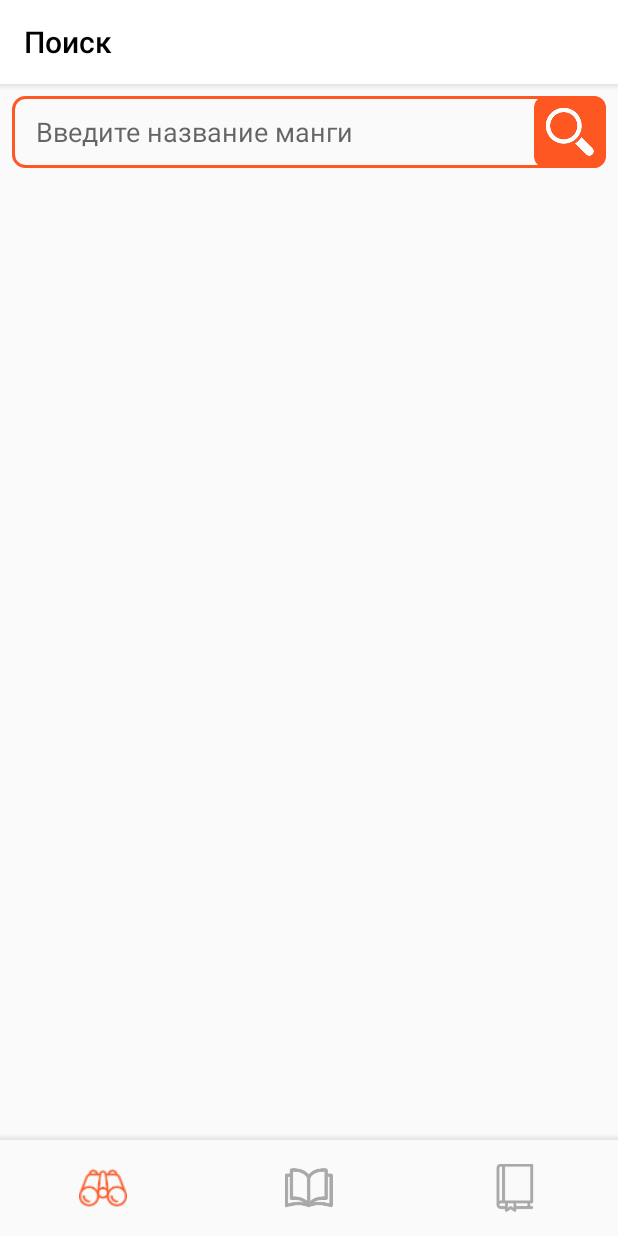
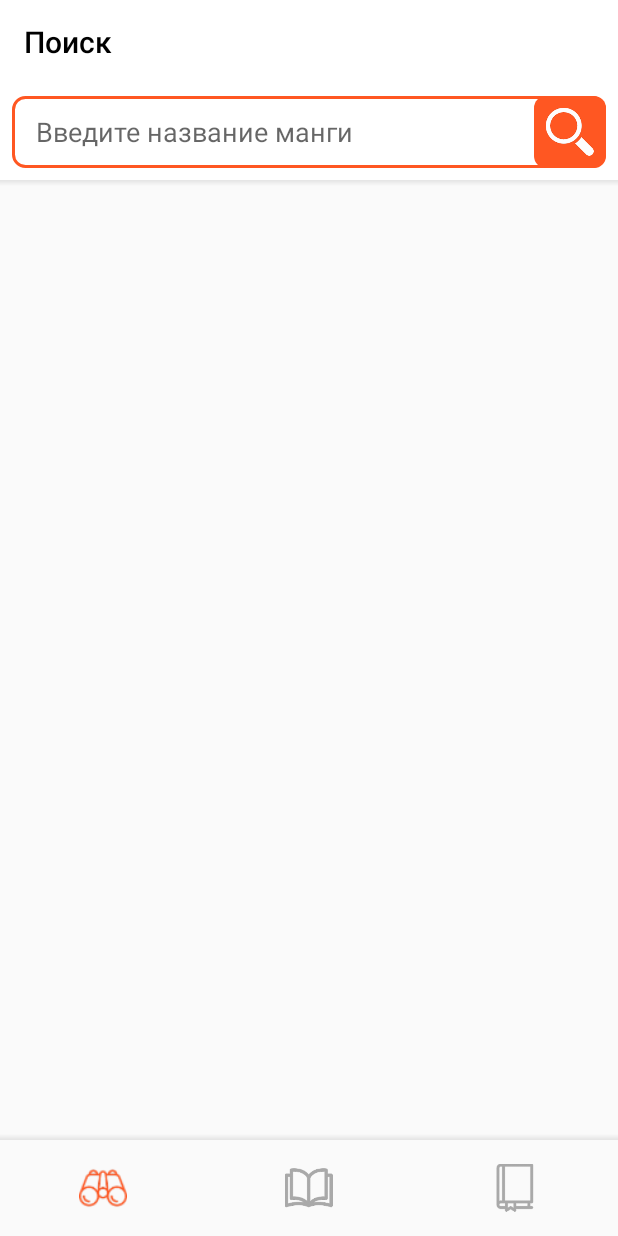
Before and after one commit to Aslanisl/MangaViewer, an Android app: the screen it shows after launch (MainActivity), on a phone screen of 412 x 824 dp. Run offline under Robolectric (Android 15) with nearby library versions, the phone set to English and light mode, and no system bars.

Commit message:
a bit redesign. save main fragments

```diff
--- a/app/src/main/java/ru/mail/aslanisl/mangareader/features/main/MainActivity.kt
+++ b/app/src/main/java/ru/mail/aslanisl/mangareader/features/main/MainActivity.kt
@@ -1,6 +1,7 @@
 package ru.mail.aslanisl.mangareader.features.main
 
 import android.os.Bundle
+import androidx.fragment.app.FragmentManager.POP_BACK_STACK_INCLUSIVE
 import kotlinx.android.synthetic.main.activity_main.*
 import ru.mail.aslanisl.mangareader.R
 import ru.mail.aslanisl.mangareader.features.base.BaseActivity
@@ -12,6 +13,8 @@ import ru.mail.aslanisl.mangareader.features.main.MainItem.GENRE
 import ru.mail.aslanisl.mangareader.features.main.MainItem.HISTORY
 import ru.mail.aslanisl.mangareader.features.main.MainItem.NONE
 import ru.mail.aslanisl.mangareader.features.main.MainItem.SEARCH
+import ru.mail.aslanisl.mangareader.gone
+import ru.mail.aslanisl.mangareader.show
 
 class MainActivity : BaseActivity() {
 
@@ -31,21 +34,24 @@ class MainActivity : BaseActivity() {
         var title = ""
         when (item) {
             SEARCH -> {
-                fragment = MangaListFragment.newInstance()
+                fragment = getMainFragment(MangaListFragment.TAG, item)
                 tag = MangaListFragment.TAG
                 title = getString(R.string.title_search)
+                toolbarShadow.gone()
             }
 
             GENRE -> {
-                fragment = GenreListFragment.newInstance()
+                fragment = getMainFragment(GenreListFragment.TAG, item)
                 tag = GenreListFragment.TAG
                 title = getString(R.string.title_genres)
+                toolbarShadow.show()
             }
 
             HISTORY -> {
-                fragment = HistoryMangaFragment.newInstance()
+                fragment = getMainFragment(HistoryMangaFragment.TAG, item)
                 tag = HistoryMangaFragment.TAG
                 title = getString(R.string.title_history)
+                toolbarShadow.show()
             }
 
             NONE -> {}
@@ -55,9 +61,26 @@ class MainActivity : BaseActivity() {
         supportFragmentManager
             .beginTransaction()
             .replace(R.id.container, fragment, tag)
+            .addToBackStack(null)
             .commitAllowingStateLoss()
 
         mainToolbar.title = title
+    }
+
+    private fun getMainFragment(tag: String, item: MainItem): BaseFragment? {
+        return supportFragmentManager
+            .findFragmentByTag(tag) as BaseFragment?
+            ?: createFragment(item)
+    }
+
+    private fun createFragment(item: MainItem): BaseFragment? {
+        return when (item) {
+            SEARCH -> MangaListFragment.newInstance()
+            GENRE -> GenreListFragment.newInstance()
+            HISTORY -> HistoryMangaFragment.newInstance()
+
+            NONE -> null
+        }
     }
 
     override fun onBackPressed() {
@@ -65,6 +88,9 @@ class MainActivity : BaseActivity() {
         if (currentFragment is OnBackPressListener && currentFragment.onBackPressed()) {
             return
         }
+
+        supportFragmentManager.popBackStackImmediate(null, POP_BACK_STACK_INCLUSIVE)
+        finishAffinity()
         super.onBackPressed()
     }
 }
--- a/app/src/main/res/layout/activity_main.xml
+++ b/app/src/main/res/layout/activity_main.xml
@@ -16,7 +16,7 @@
         android:id="@+id/mainToolbar"
         android:layout_width="match_parent"
         android:layout_height="wrap_content"
-        android:background="#FFFFFF"
+        android:background="@color/backgroundToolbar"
         app:titleTextColor="@android:color/black" />
 
     <FrameLayout
@@ -28,14 +28,15 @@
         tools:context=".features.main.MainActivity" />
 
     <View
+        android:id="@+id/toolbarShadow"
         android:layout_width="match_parent"
-        android:layout_height="4dp"
+        android:layout_height="@dimen/shadow_height"
         android:layout_below="@id/mainToolbar"
         android:background="@drawable/shadow_bottom" />
 
     <View
         android:layout_width="match_parent"
-        android:layout_height="4dp"
+        android:layout_height="@dimen/shadow_height"
         android:layout_above="@id/navView"
         android:background="@drawable/shadow_top" />
 
--- a/app/src/main/res/layout/activity_manga_details.xml
+++ b/app/src/main/res/layout/activity_manga_details.xml
@@ -56,7 +56,7 @@
 
     <View
         android:layout_width="match_parent"
-        android:layout_height="4dp"
+        android:layout_height="@dimen/shadow_height"
         android:layout_below="@id/mangaDetailsToolbar"
         android:background="@drawable/shadow_bottom" />
 
--- a/app/src/main/res/layout/fragment_manga_list.xml
+++ b/app/src/main/res/layout/fragment_manga_list.xml
@@ -1,10 +1,16 @@
 <?xml version="1.0" encoding="utf-8"?>
-<LinearLayout xmlns:android="http://schemas.android.com/apk/res/android"
+<RelativeLayout xmlns:android="http://schemas.android.com/apk/res/android"
     xmlns:tools="http://schemas.android.com/tools"
     android:layout_width="match_parent"
     android:layout_height="match_parent"
     android:orientation="vertical"
     tools:context=".features.mangaList.MangaListFragment">
+
+    <FrameLayout
+        android:id="@+id/searchToolbar"
+        android:layout_width="match_parent"
+        android:layout_height="wrap_content"
+        android:background="@color/backgroundToolbar">
 
         <LinearLayout
             android:layout_width="match_parent"
@@ -42,12 +48,20 @@
             </FrameLayout>
 
         </LinearLayout>
+    </FrameLayout>
 
     <androidx.recyclerview.widget.RecyclerView
         android:id="@+id/mangasList"
         android:layout_width="match_parent"
         android:layout_height="match_parent"
+        android:layout_below="@id/searchToolbar"
         android:clipToPadding="false"
         android:padding="16dp" />
 
-</LinearLayout>
+    <View
+        android:layout_width="match_parent"
+        android:layout_height="@dimen/shadow_height"
+        android:layout_below="@id/searchToolbar"
+        android:background="@drawable/shadow_bottom" />
+
+</RelativeLayout>
--- a/app/src/main/res/values/colors.xml
+++ b/app/src/main/res/values/colors.xml
@@ -8,4 +8,5 @@
     <color name="bottomSelectColor">#FF5722</color>
     <color name="bottomUnselectColor">#A9A9A9</color>
     <color name="colorTextSelect">#FFFFFF</color>
+    <color name="backgroundToolbar">#FFFFFF</color>
 </resources>
--- a/app/src/main/res/values/dimens.xml
+++ b/app/src/main/res/values/dimens.xml
@@ -1,4 +1,5 @@
 <?xml version="1.0" encoding="utf-8"?>
 <resources>
     <dimen name="bottom_nav_bar_height">64dp</dimen>
+    <dimen name="shadow_height">4dp</dimen>
 </resources>
```
Lines whose indentation alone changed are shown as unchanged.
